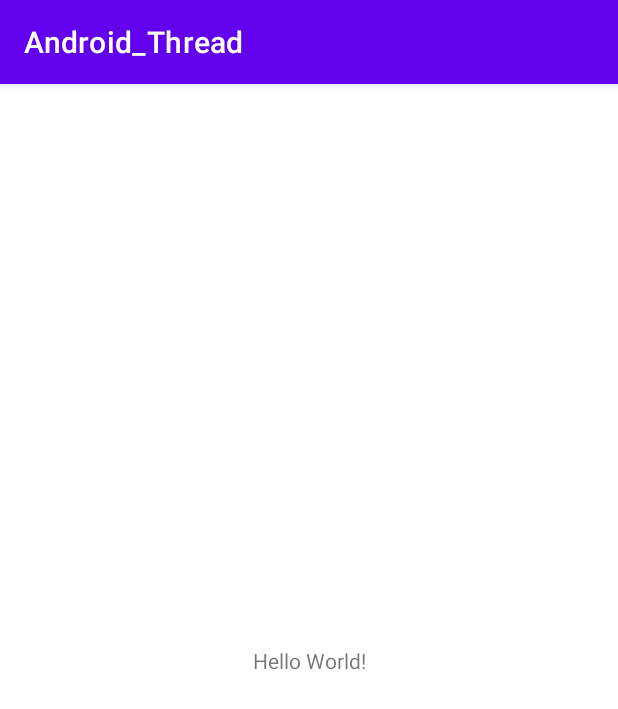
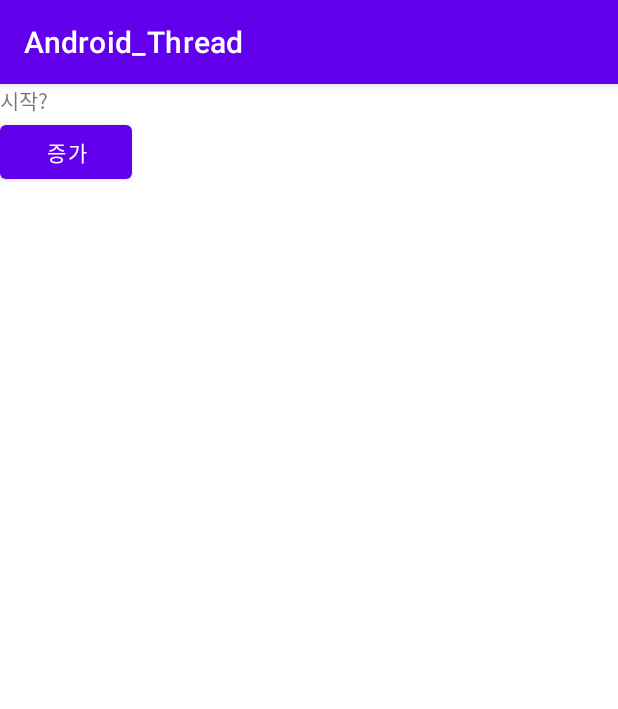
Before and after one commit to msy4808/Android_Thread_Study, an Android app: the screen it shows after launch (MainActivity), on a phone screen of 412 x 824 dp. Shown: the top 709 px of the screen. Run offline under Robolectric (Android 15) with nearby library versions, the phone set to English and light mode, and no system bars.

Commit message:
Thread ex1

```diff
--- a/app/src/main/java/com/moon/android_thread/MainActivity.java
+++ b/app/src/main/java/com/moon/android_thread/MainActivity.java
@@ -3,12 +3,54 @@ package com.moon.android_thread;
 import androidx.appcompat.app.AppCompatActivity;
 
 import android.os.Bundle;
+import android.util.Log;
+import android.view.View;
+import android.widget.Button;
+import android.widget.TextView;
 
 public class MainActivity extends AppCompatActivity {
+    boolean running;
+    int value = 0;
+    @Override
+    protected void onPause() {
+        super.onPause();
+        running = false;
+        value = 0;
+    }
+
+    @Override
+    protected void onResume() {
+        super.onResume();
+        running = true;
+        Thread t = new BackgrundThread();
+        t.start();
+    }
 
     @Override
     protected void onCreate(Bundle savedInstanceState) {
         super.onCreate(savedInstanceState);
         setContentView(R.layout.activity_main);
+        TextView text = findViewById(R.id.text);
+        Button btn = findViewById(R.id.btn);
+        btn.setOnClickListener(new View.OnClickListener() {
+            @Override
+            public void onClick(View view) {
+                text.setText("스레드로 증가시킨 값 : "+value);
+            }
+        });
+    }
+    class BackgrundThread extends Thread{
+        @Override
+        public void run() {
+            while (running){
+                try {
+                    Thread.sleep(1000);
+                    value ++;
+
+                }catch (Exception e){
+                    System.out.println(e);
+                }
+            }
+        }
     }
 }
--- a/app/src/main/res/layout/activity_main.xml
+++ b/app/src/main/res/layout/activity_main.xml
@@ -1,18 +1,23 @@
 <?xml version="1.0" encoding="utf-8"?>
-<androidx.constraintlayout.widget.ConstraintLayout xmlns:android="http://schemas.android.com/apk/res/android"
-    xmlns:app="http://schemas.android.com/apk/res-auto"
+<RelativeLayout xmlns:android="http://schemas.android.com/apk/res/android"
     xmlns:tools="http://schemas.android.com/tools"
     android:layout_width="match_parent"
     android:layout_height="match_parent"
+    android:orientation="vertical"
     tools:context=".MainActivity">
 
     <TextView
+        android:id="@+id/text"
         android:layout_width="wrap_content"
         android:layout_height="wrap_content"
-        android:text="Hello World!"
-        app:layout_constraintBottom_toBottomOf="parent"
-        app:layout_constraintLeft_toLeftOf="parent"
-        app:layout_constraintRight_toRightOf="parent"
-        app:layout_constraintTop_toTopOf="parent" />
+        android:text="시작?" />
 
-</androidx.constraintlayout.widget.ConstraintLayout>
+    <Button
+        android:id="@+id/btn"
+        android:layout_width="wrap_content"
+        android:layout_height="wrap_content"
+        android:layout_below="@id/text"
+        android:layout_weight="5"
+        android:text="증가" />
+
+</RelativeLayout>
```
